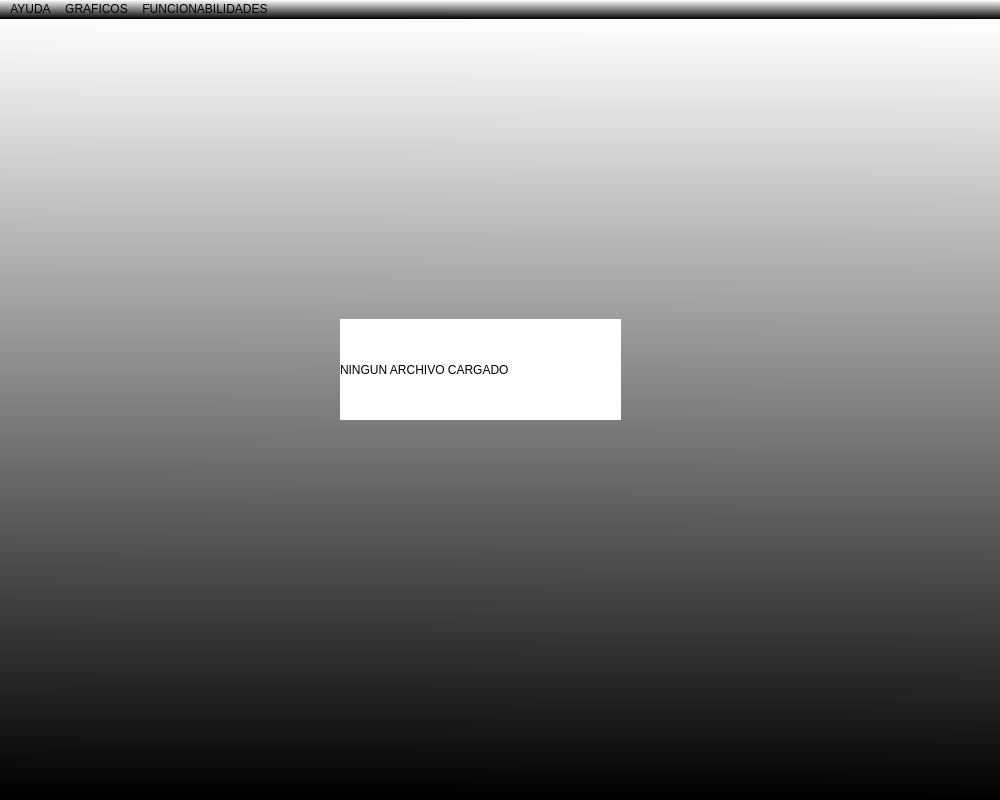
First picture: the form in Entregable #1/view/mainWindow.ui, repository UCR-ECCI-MM/tarea-programada-imparables-1, before the edit.
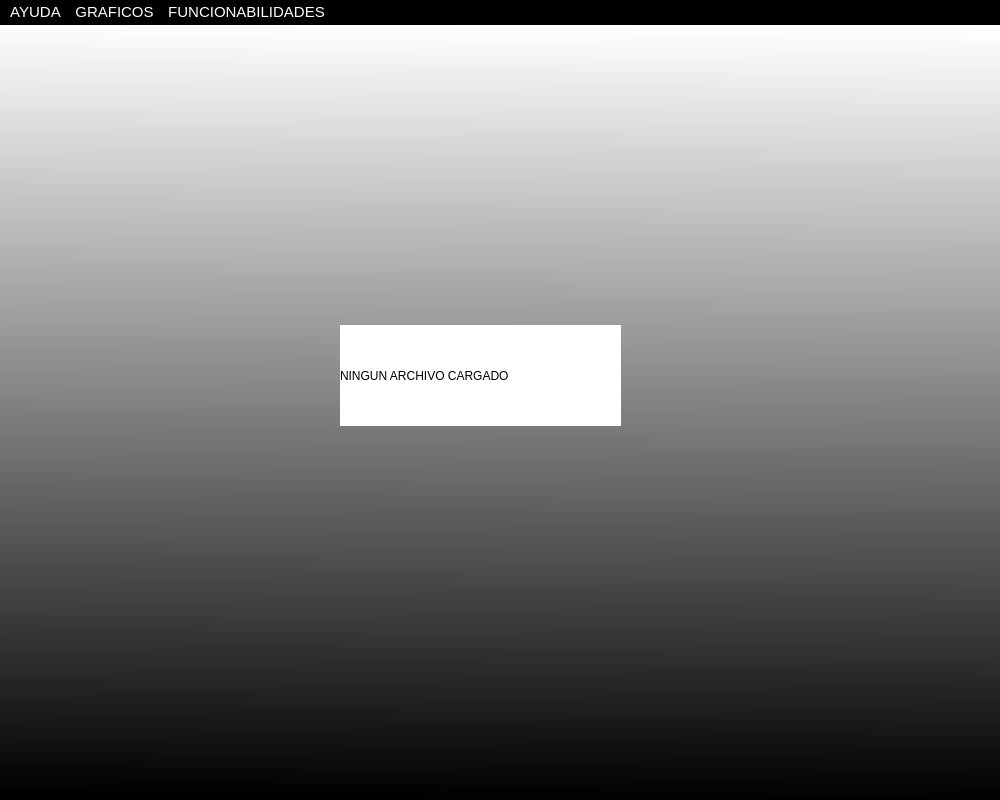
Second picture: the form after the edit.

Commit message: - FEAT/REFRACT: Adding styles to the qmessagebox

What changed in the file:
```diff
--- a/Entregable #1/view/mainWindow.ui
+++ b/Entregable #1/view/mainWindow.ui
@@ -41,9 +41,15 @@
      <x>0</x>
      <y>0</y>
      <width>1000</width>
-     <height>22</height>
+     <height>26</height>
     </rect>
    </property>
+   <property name="styleSheet">
+    <string notr="true">color: rgb(255, 255, 255);
+background-color: rgb(0, 0, 0);
+font-size: 15px;
+min-height: 20%;</string>
+   </property>
    <property name="defaultUp">
     <bool>false</bool>
    </property>
```
The commit also changes 1 other file.
